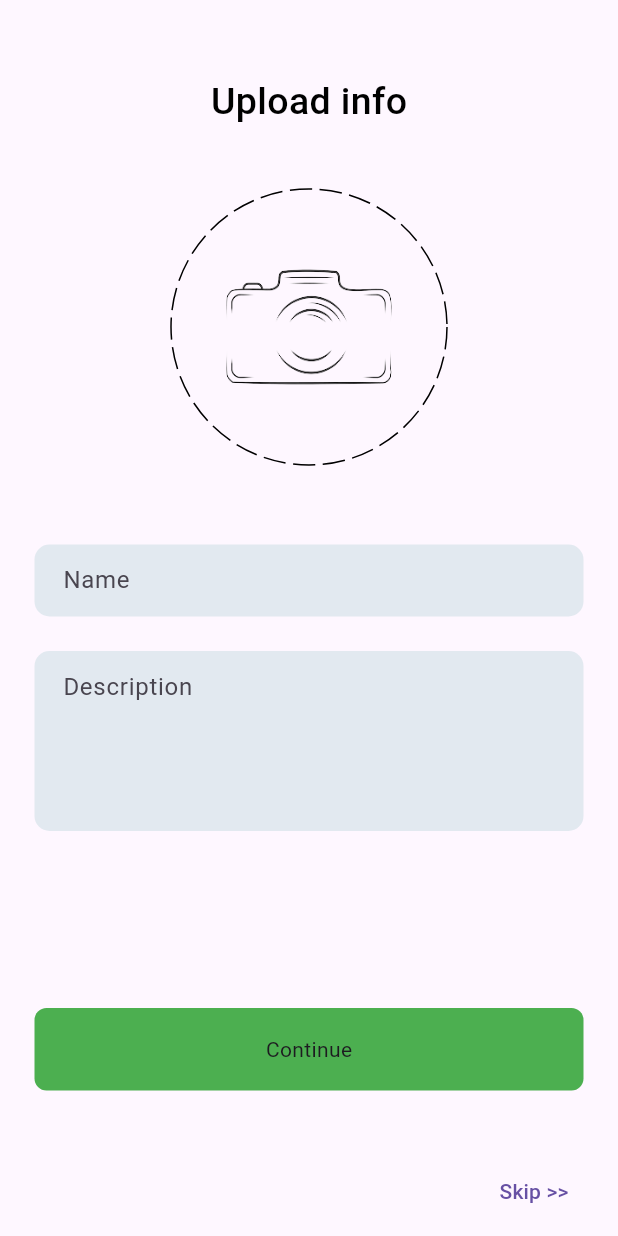
After one commit to cmfayis/Talkie_chat_app, a Flutter app: the ProfileView screen opened directly, on a phone screen of 412 x 824 dp. The commit adds this screen. Run offline on Flutter 3.47's test engine with Material 3 defaults, Android fonts, the phone set to English and light mode, and no system bars; drawn by our look-alikes of dotted_border; our stand-ins replace bloc, cloud_firestore, firebase_auth, firebase_core, flutter_bloc, google_sign_in and 1 more; accounts and stored records are empty.

Commit message:
after profilepage

```diff
--- /dev/null
+++ b/lib/application/feature/profileview/profileview.dart
@@ -0,0 +1,106 @@
+import 'package:chat_app/application/feature/auth/widget/sizedbox.dart';
+import 'package:chat_app/application/feature/profileview/profilebloc/profile_bloc.dart';
+import 'package:chat_app/application/feature/profileview/widget/textfield.dart';
+import 'package:dotted_border/dotted_border.dart';
+import 'package:flutter/material.dart';
+import 'package:flutter_bloc/flutter_bloc.dart';
+
+class ProfileViewWrapper extends StatelessWidget {
+  const ProfileViewWrapper({super.key});
+
+  @override
+  Widget build(BuildContext context) {
+    return  BlocProvider(
+      create: (context) => ProfileBloc(),
+      child: ProfileView(),
+    );
+  }
+}
+
+class ProfileView extends StatefulWidget {
+  const ProfileView({Key? key}) : super(key: key);
+
+  @override
+  _ProfileViewState createState() => _ProfileViewState();
+}
+
+class _ProfileViewState extends State<ProfileView> {
+  final namecontroller =TextEditingController();
+  final descriptioncontroller =TextEditingController();
+  @override
+  Widget build(BuildContext context) {
+    return Scaffold(
+      body: SafeArea(
+        child: SingleChildScrollView(
+          child: Column(
+            children: [
+           const    CustomSizedBox(hieght: 50,),
+             const  Text(
+                'Upload info',
+                style: TextStyle(
+                    color: Colors.black,
+                    fontSize: 25,
+                    fontWeight: FontWeight.w500),
+              ),
+          const   CustomSizedBox(hieght: 30,),
+
+              GestureDetector(
+                onTap: (){},
+                child: DottedBorder(
+                  dashPattern: const [15, 5],
+                  borderType: BorderType.Circle,
+                  child: Padding(
+                    padding: const EdgeInsets.all(25.0),
+                    child: SizedBox(
+                      width: 130,
+                      height: 150,
+                      child: Center(
+                        child: Image.asset('asset/images/profile.png'),
+                      ),
+                    ),
+                  ),
+                ),
+              ),
+              const SizedBox(
+                height: 20,
+              ),
+            Padding(
+              padding:const   EdgeInsets.all(23.0),
+              child: TextFieldWidget(
+                controller:namecontroller ,
+                hintText: 'Name',),
+            ),
+            Padding(
+              padding:const   EdgeInsets.only(left: 23,right: 23),
+              child: TextFieldWidget(
+                controller:descriptioncontroller,
+                hintText: 'Description',
+                lines: 4,),
+            ),
+         const   CustomSizedBox(hieght: 95,),
+          Padding(
+            padding: const EdgeInsets.all(23.0),
+            child: InkWell(
+              onTap: (){},
+              child: Container(
+                decoration: BoxDecoration(
+                  color: Colors.green,
+                borderRadius: BorderRadius.circular(8)
+                ),
+                width: double.infinity,
+                height: 55,
+                child: Center(child: Text("Continue")),
+              ),
+            ),
+          )    ,
+          Padding(
+            padding: const EdgeInsets.only(left: 300,top: 20),
+            child: TextButton(onPressed: (){}, child: Text('Skip >>')),
+          )
+            ],
+          ),
+        ),
+      ),
+    );
+  }
+}
--- /dev/null
+++ b/lib/application/feature/profileview/widget/textfield.dart
@@ -0,0 +1,39 @@
+
+import 'package:flutter/material.dart';
+
+class TextFieldWidget extends StatelessWidget {
+  final TextEditingController controller;
+  final int? lines;
+  final String hintText;
+  const TextFieldWidget({
+    Key? key,
+    this.lines,
+    required this.controller,
+    required this.hintText,
+  }) : super(key: key);
+
+  @override
+  Widget build(BuildContext context) {
+    return TextField(
+      maxLines: lines,
+      controller: controller,
+      decoration: InputDecoration(
+        hintText: hintText,
+        filled: true,
+        fillColor: Color.fromARGB(255, 226, 233, 240),
+        border: OutlineInputBorder(
+          borderSide: BorderSide.none,
+          borderRadius: BorderRadius.circular(10),
+        ),
+        focusedBorder: OutlineInputBorder(
+          borderRadius: BorderRadius.circular(10),
+        ),
+        contentPadding: const EdgeInsets.symmetric(
+          vertical: 12.0,
+          horizontal: 15.0,
+        ),
+      ),
+      // obscureText: true,
+    );
+  }
+}
--- a/lib/application/feature/splash/splash.dart
+++ b/lib/application/feature/splash/splash.dart
@@ -1,6 +1,6 @@
 import 'package:chat_app/application/feature/auth/auth_bloc/bloc/auth_bloc.dart';
 import 'package:chat_app/application/feature/auth/view/main_page.dart';
-import 'package:chat_app/application/feature/home/view/homepage.dart';
+import 'package:chat_app/application/feature/profileview/profileview.dart';
 import 'package:chat_app/application/feature/splash/widget/animation.dart';
 import 'package:flutter/material.dart';
 import 'package:flutter/widgets.dart';
@@ -26,7 +26,7 @@ class SplashPage extends StatelessWidget {
     return BlocListener<AuthBloc, AuthState>(
       listener: (context, state) {
         if (state is AuthenticatedState) {
-          Navigator.pushReplacement(context, FadeRoute2(const HomePage()));
+          Navigator.pushReplacement(context, FadeRoute2( ProfileViewWrapper()));
         } else if (state is UnAuthenticatedState) {
          Navigator.pushReplacement(context, FadeRoute2( RegisterPageWrapper()));
         }
@@ -42,6 +42,7 @@ class SplashPage extends StatelessWidget {
                 child: Image.asset("asset/images/splash.png", width: 230),
               ),
               Text("Chat App", ),
+
             ],
           ),
         ),
--- a/pubspec.yaml
+++ b/pubspec.yaml
@@ -40,6 +40,8 @@ dependencies:
   cloud_firestore: ^4.14.0
   flutter_bloc: ^8.1.3
   google_sign_in:
+  dotted_border: ^2.1.0
+  image_picker: ^1.0.7
 
 dev_dependencies:
   flutter_test:
```
Also changed, not shown: lib/application/feature/profileview/profilebloc/profile_bloc.dart (added, +28 -0 lines), lib/application/feature/profileview/profilebloc/profile_event.dart (added, +8 -0 lines), lib/application/feature/profileview/profilebloc/profile_state.dart (added, +8 -0 lines), asset/images/profile.png (added), pubspec.lock, 5 other files.
